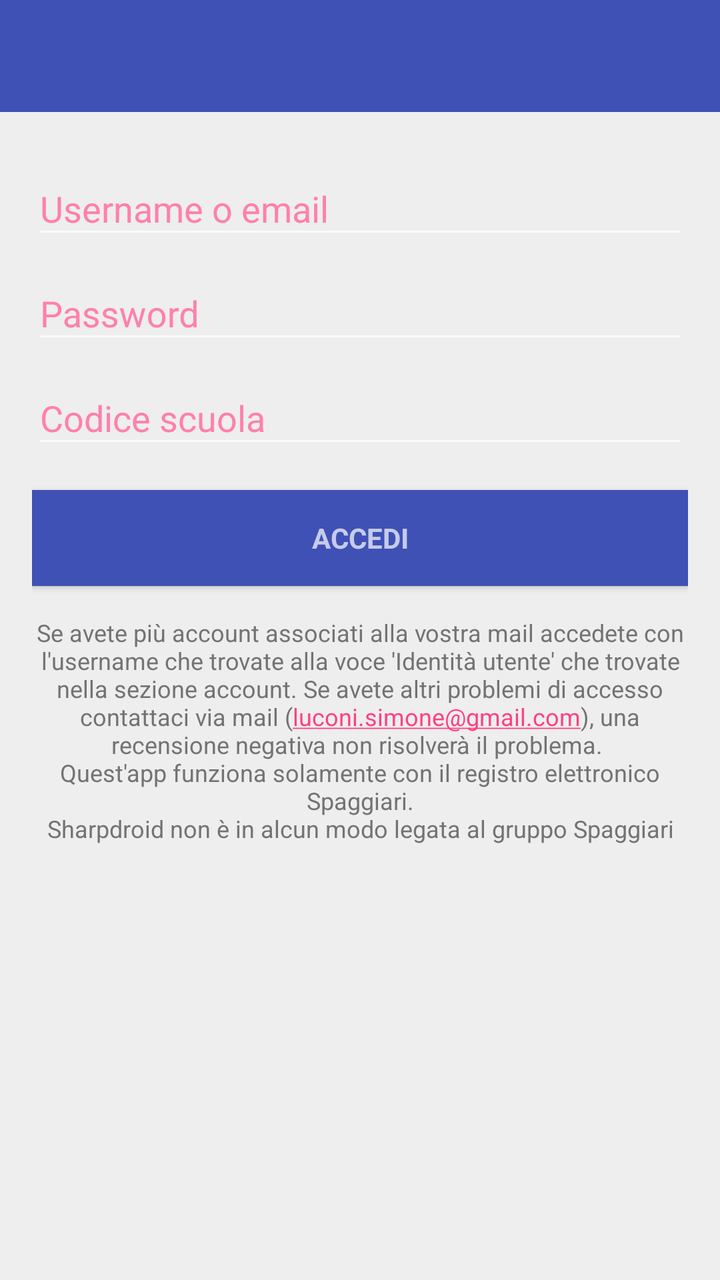
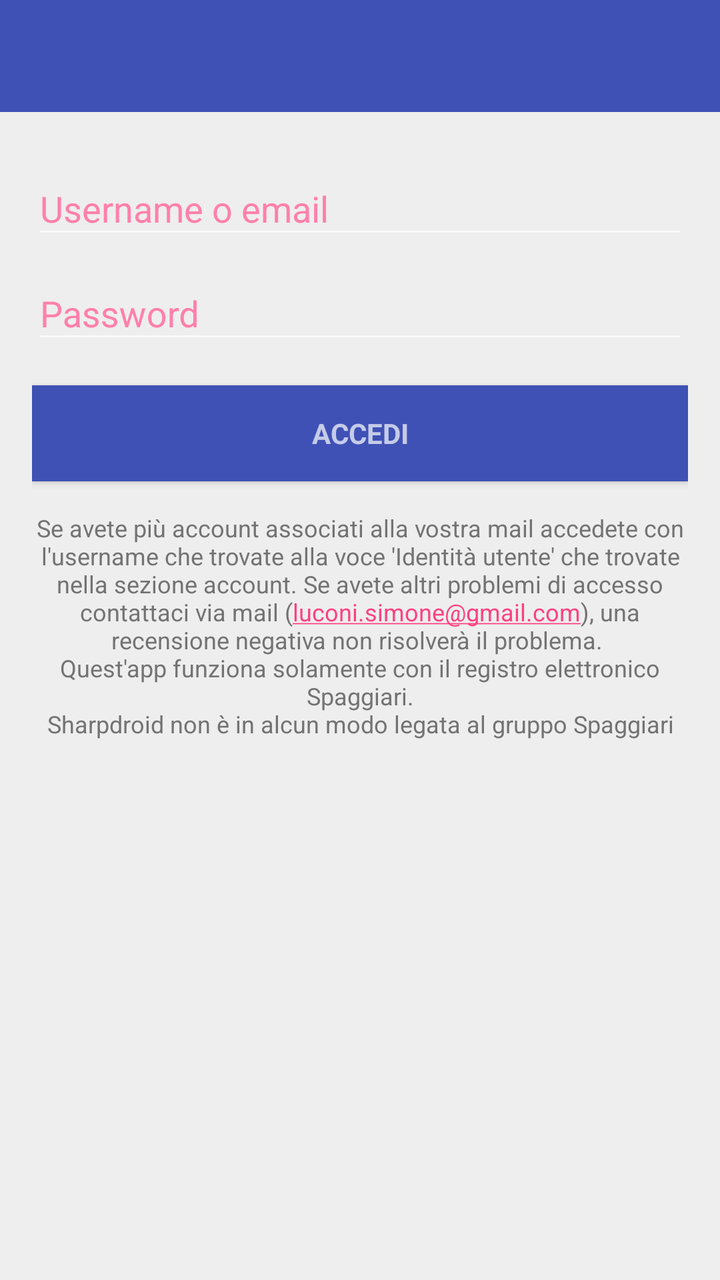

The first picture is an Android layout as it rendered before a commit; the second is the same layout after the commit. The layout source and the unified diff follow.
<!-- AndroidManifest.xml: application theme AppTheme -->
<!-- res/layout/activity_login.xml -->
<LinearLayout xmlns:android="http://schemas.android.com/apk/res/android"
    xmlns:tools="http://schemas.android.com/tools"
    android:layout_width="match_parent"
    android:layout_height="match_parent"
    android:orientation="vertical">

    <include
        android:id="@+id/app_bar"
        layout="@layout/app_bar" />


    <LinearLayout
        android:layout_width="match_parent"
        android:layout_height="match_parent"
        android:background="@color/background"
        android:gravity="center_horizontal"
        android:orientation="vertical"
        android:paddingBottom="@dimen/activity_vertical_margin"
        android:paddingLeft="@dimen/activity_horizontal_margin"
        android:paddingRight="@dimen/activity_horizontal_margin"
        android:paddingTop="@dimen/activity_vertical_margin"
        tools:context="com.sharpdroid.registroelettronico.LoginActivity">


        
        <ProgressBar
            android:id="@+id/login_progress"
            style="?android:attr/progressBarStyleLarge"
            android:layout_width="wrap_content"
            android:layout_height="wrap_content"
            android:layout_marginBottom="8dp"
            android:visibility="gone" />

        <ScrollView
            android:id="@+id/login_form"
            android:layout_width="match_parent"
            android:layout_height="match_parent">

            <LinearLayout
                android:id="@+id/email_login_form"
                android:layout_width="match_parent"
                android:layout_height="wrap_content"
                android:gravity="center_horizontal"
                android:orientation="vertical">

                <android.support.design.widget.TextInputLayout
                    android:layout_width="match_parent"
                    android:layout_height="wrap_content">

                    <AutoCompleteTextView
                        android:id="@+id/email"
                        android:layout_width="match_parent"
                        android:layout_height="wrap_content"
                        android:hint="@string/prompt_email"
                        android:inputType="textEmailAddress"
                        android:maxLines="1"
                        android:singleLine="true"
                        android:textColor="@color/colorAccent" />

                </android.support.design.widget.TextInputLayout>

                <android.support.design.widget.TextInputLayout
                    android:layout_width="match_parent"
                    android:layout_height="wrap_content">

                    <EditText
                        android:id="@+id/password"
                        android:layout_width="match_parent"
                        android:layout_height="wrap_content"
                        android:hint="@string/prompt_password"
                        android:imeActionId="@+id/login"
                        android:imeActionLabel="@string/action_sign_in_short"
                        android:imeOptions="actionUnspecified"
                        android:inputType="textPassword"
                        android:maxLines="1"
                        android:singleLine="true"
                        android:textColor="@color/colorAccent" />

                </android.support.design.widget.TextInputLayout>

                <android.support.design.widget.TextInputLayout
                    android:layout_width="match_parent"
                    android:layout_height="wrap_content">

                    <EditText
                        android:id="@+id/codicescuola"
                        android:layout_width="match_parent"
                        android:layout_height="wrap_content"
                        android:hint="Codice scuola"
                        android:imeActionId="@+id/login"
                        android:imeActionLabel="@string/action_sign_in_short"
                        android:imeOptions="actionUnspecified"
                        android:inputType="text"
                        android:maxLines="1"
                        android:singleLine="true"
                        android:textColor="@color/colorAccent" />
                </android.support.design.widget.TextInputLayout>

                <Button
                    android:id="@+id/email_sign_in_button"
                    style="?android:textAppearanceSmall"
                    android:layout_width="match_parent"
                    android:layout_height="wrap_content"
                    android:layout_marginTop="16dp"
                    android:background="@color/colorPrimary"
                    android:text="@string/action_sign_in"
                    android:textStyle="bold" />

                <TextView
                    android:layout_width="wrap_content"
                    android:layout_height="wrap_content"
                    android:layout_marginTop="15dp"
                    android:gravity="center"
                    android:autoLink="email"
                    android:text="@string/disclamer"
                    android:textAppearance="?android:attr/textAppearanceSmall"
                    android:textColor="@color/textcolorgrey"
                    android:textSize="12sp"
                    android:visibility="visible" />

            </LinearLayout>
        </ScrollView>

    </LinearLayout>

</LinearLayout>
<!-- res/layout/app_bar.xml (included above) -->
<?xml version="1.0" encoding="utf-8"?>
<android.support.v7.widget.Toolbar xmlns:android="http://schemas.android.com/apk/res/android"
    xmlns:app="http://schemas.android.com/apk/res-auto"
    android:layout_width="match_parent"
    android:layout_height="56dp"
    android:background="@color/colorPrimary"
    app:theme="@style/ToolbarColor"
    app:popupTheme="@style/ThemeOverlay.AppCompat.Light" >

</android.support.v7.widget.Toolbar>
<!-- resources referenced by this layout -->
<resources>
  <color name="background">#eeeeee</color>
  <color name="colorAccent">#FF4081</color>
  <color name="colorPrimary">#3F51B5</color>
  <color name="textcolorgrey">#737373</color>
  <dimen name="activity_horizontal_margin">16dp</dimen>
  <dimen name="activity_vertical_margin">16dp</dimen>
  <string name="action_sign_in">Accedi</string>
  <string name="action_sign_in_short">Accedi</string>
  <string name="disclamer">Se avete più account associati alla vostra mail accedete con l\'username che trovate alla voce \'Identità utente\' che trovate nella sezione account. Se avete altri problemi di accesso contattaci via mail (luconi.simone@gmail.com), una recensione negativa non risolverà il problema. \nQuest\'app funziona solamente con il registro elettronico Spaggiari.\nSharpdroid non è in alcun modo legata al gruppo Spaggiari</string>
  <string name="prompt_email">Username o email</string>
  <string name="prompt_password">Password</string>
  <style name="ToolbarColor" parent="AppTheme">
          <item name="android:textColorSecondary">#FFFFFF</item>
          <item name="android:textColorPrimary">#FFFFFF</item>
          <item name="actionModeStyle">@style/ContxActionMode</item>
      </style>
  <style name="AppTheme" parent="Theme.AppCompat.NoActionBar">
          
          <item name="colorPrimary">@color/colorPrimary</item>
          <item name="colorPrimaryDark">@color/colorPrimaryDark</item>
          <item name="colorAccent">@color/colorAccent</item>
          <item name="android:textColorHint">#FF80AB</item>
      </style>
  <style name="ContxActionMode" parent="@style/Widget.AppCompat.ActionMode">
          <item name="background">@color/material_blue_500</item>
      </style>
  <color name="colorPrimaryDark">#303F9F</color>
</resources>

<!-- the commit's change to res/layout/activity_login.xml (unified diff, before → after) -->
@@ -54,7 +54,6 @@
                         android:hint="@string/prompt_email"
                         android:inputType="textEmailAddress"
                         android:maxLines="1"
-                        android:singleLine="true"
                         android:textColor="@color/colorAccent" />
 
                 </android.support.design.widget.TextInputLayout>
@@ -73,27 +72,8 @@
                         android:imeOptions="actionUnspecified"
                         android:inputType="textPassword"
                         android:maxLines="1"
-                        android:singleLine="true"
                         android:textColor="@color/colorAccent" />
 
-                </android.support.design.widget.TextInputLayout>
-
-                <android.support.design.widget.TextInputLayout
-                    android:layout_width="match_parent"
-                    android:layout_height="wrap_content">
-
-                    <EditText
-                        android:id="@+id/codicescuola"
-                        android:layout_width="match_parent"
-                        android:layout_height="wrap_content"
-                        android:hint="Codice scuola"
-                        android:imeActionId="@+id/login"
-                        android:imeActionLabel="@string/action_sign_in_short"
-                        android:imeOptions="actionUnspecified"
-                        android:inputType="text"
-                        android:maxLines="1"
-                        android:singleLine="true"
-                        android:textColor="@color/colorAccent" />
                 </android.support.design.widget.TextInputLayout>
 
                 <Button
